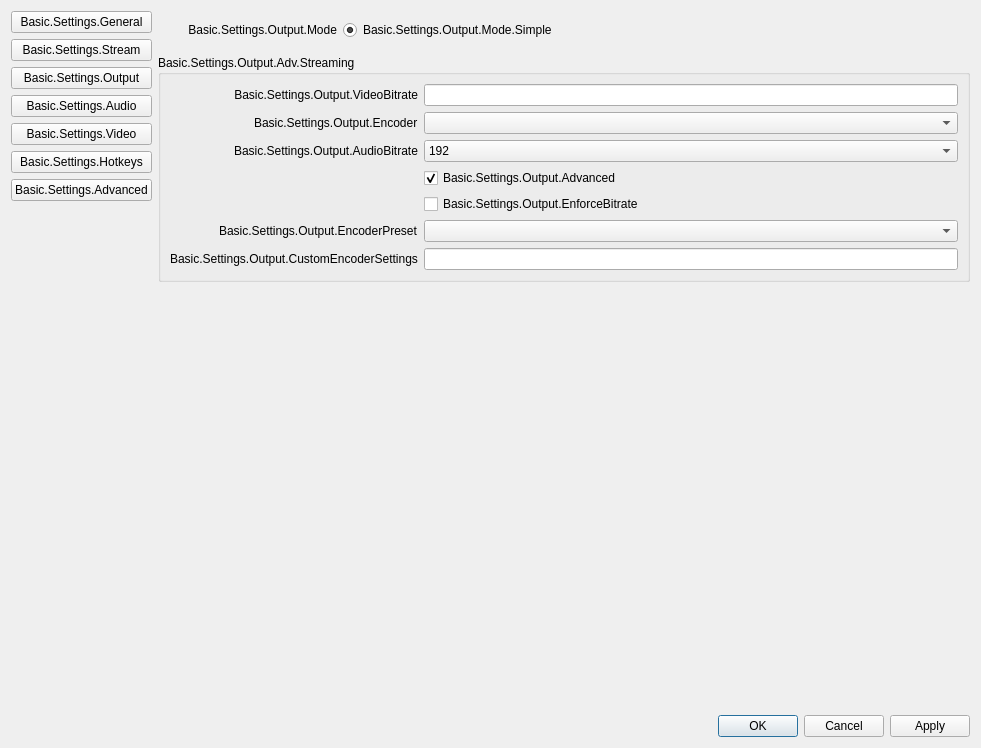
evercast/evercast-broadcaster-software, file UI/forms/OBSBasicSettings.ui: the form before one commit.
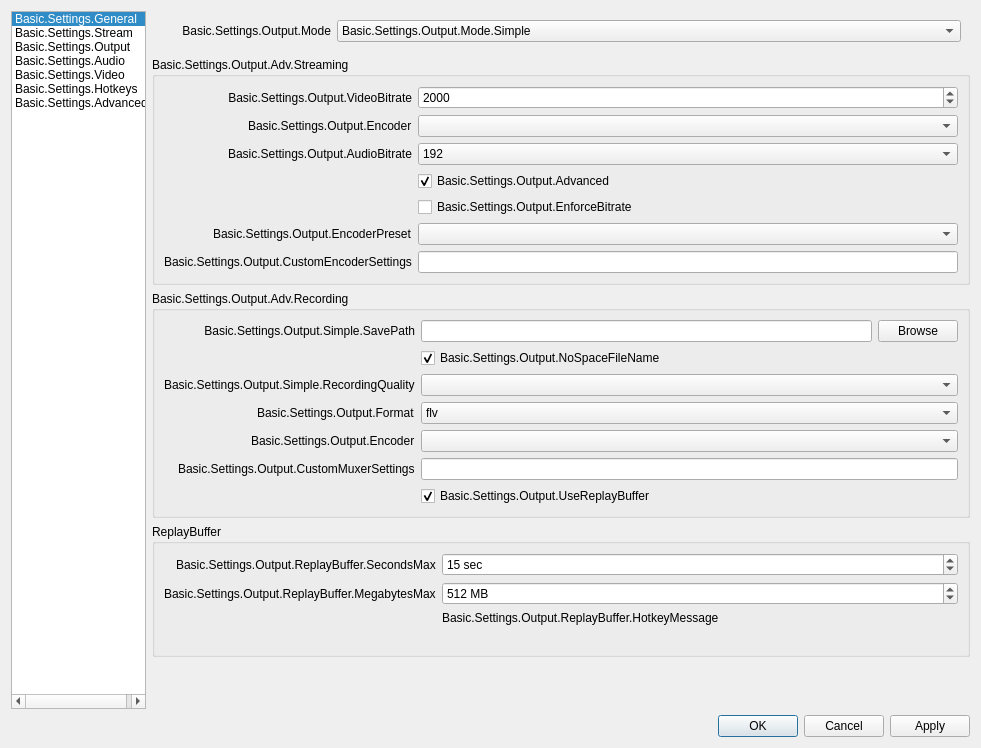
The form after the commit. The open tabs and pages were chosen to show the change. Icons and pictures are not drawn.

```diff
--- a/UI/forms/OBSBasicSettings.ui
+++ b/UI/forms/OBSBasicSettings.ui
@@ -28,165 +28,93 @@
   <layout class="QVBoxLayout" name="verticalLayout">
    <item>
     <layout class="QHBoxLayout" name="horizontalLayout">
-     <item>
-      <layout class="QVBoxLayout" name="verticalLayout_6">
+     <item alignment="Qt::AlignLeft">
+      <widget class="QListWidget" name="listWidget">
+       <property name="sizePolicy">
+        <sizepolicy hsizetype="Minimum" vsizetype="Expanding">
+         <horstretch>0</horstretch>
+         <verstretch>0</verstretch>
+        </sizepolicy>
+       </property>
+       <property name="maximumSize">
+        <size>
+         <width>135</width>
+         <height>16777215</height>
+        </size>
+       </property>
+       <property name="iconSize">
+        <size>
+         <width>32</width>
+         <height>32</height>
+        </size>
+       </property>
+       <property name="currentRow">
+        <number>0</number>
+       </property>
        <item>
-        <widget class="QPushButton" name="SettingsGeneralButton">
-         <property name="text">
-          <string>Basic.Settings.General</string>
-         </property>
-         <property name="icon">
-          <iconset resource="obs.qrc">
-           <normaloff>:/settings/images/settings/general.svg</normaloff>:/settings/images/settings/general.svg</iconset>
-         </property>
-         <property name="iconSize">
-          <size>
-           <width>32</width>
-           <height>32</height>
-          </size>
-         </property>
-         <attribute name="buttonGroup">
-          <string notr="true">basicSettingsButtonGroup</string>
-         </attribute>
-        </widget>
+        <property name="text">
+         <string>Basic.Settings.General</string>
+        </property>
+        <property name="icon">
+         <iconset resource="obs.qrc">
+          <normaloff>:/settings/images/settings/general.svg</normaloff>:/settings/images/settings/general.svg</iconset>
+        </property>
        </item>
        <item>
-        <widget class="QPushButton" name="SettingsStreamButton">
-         <property name="text">
-          <string>Basic.Settings.Stream</string>
-         </property>
-         <property name="icon">
-          <iconset resource="obs.qrc">
-           <normaloff>:/settings/images/settings/stream.svg</normaloff>:/settings/images/settings/stream.svg</iconset>
-         </property>
-         <property name="iconSize">
-          <size>
-           <width>32</width>
-           <height>32</height>
-          </size>
-         </property>
-         <attribute name="buttonGroup">
-          <string notr="true">basicSettingsButtonGroup</string>
-         </attribute>
-        </widget>
+        <property name="text">
+         <string>Basic.Settings.Stream</string>
+        </property>
+        <property name="icon">
+         <iconset resource="obs.qrc">
+          <normaloff>:/settings/images/settings/stream.svg</normaloff>:/settings/images/settings/stream.svg</iconset>
+        </property>
        </item>
        <item>
-        <widget class="QPushButton" name="SettingsOutputButton">
-         <property name="text">
-          <string>Basic.Settings.Output</string>
-         </property>
-         <property name="icon">
-          <iconset resource="obs.qrc">
-           <normaloff>:/settings/images/settings/output.svg</normaloff>:/settings/images/settings/output.svg</iconset>
-         </property>
-         <property name="iconSize">
-          <size>
-           <width>32</width>
-           <height>32</height>
-          </size>
-         </property>
-         <attribute name="buttonGroup">
-          <string notr="true">basicSettingsButtonGroup</string>
-         </attribute>
-        </widget>
+        <property name="text">
+         <string>Basic.Settings.Output</string>
+        </property>
+        <property name="icon">
+         <iconset resource="obs.qrc">
+          <normaloff>:/settings/images/settings/output.svg</normaloff>:/settings/images/settings/output.svg</iconset>
+        </property>
        </item>
        <item>
-        <widget class="QPushButton" name="SettingsAudioButton">
-         <property name="text">
-          <string>Basic.Settings.Audio</string>
-         </property>
-         <property name="icon">
-          <iconset resource="obs.qrc">
-           <normaloff>:/settings/images/settings/audio.svg</normaloff>:/settings/images/settings/audio.svg</iconset>
-         </property>
-         <property name="iconSize">
-          <size>
-           <width>32</width>
-           <height>32</height>
-          </size>
-         </property>
-         <attribute name="buttonGroup">
-          <string notr="true">basicSettingsButtonGroup</string>
-         </attribute>
-        </widget>
+        <property name="text">
+         <string>Basic.Settings.Audio</string>
+        </property>
+        <property name="icon">
+         <iconset resource="obs.qrc">
+          <normaloff>:/settings/images/settings/audio.svg</normaloff>:/settings/images/settings/audio.svg</iconset>
+        </property>
        </item>
        <item>
-        <widget class="QPushButton" name="SettingsVideoButton">
-         <property name="text">
-          <string>Basic.Settings.Video</string>
-         </property>
-         <property name="icon">
-          <iconset resource="obs.qrc">
-           <normaloff>:/settings/images/settings/video.svg</normaloff>:/settings/images/settings/video.svg</iconset>
-         </property>
-         <property name="iconSize">
-          <size>
-           <width>32</width>
-           <height>32</height>
-          </size>
-         </property>
-         <attribute name="buttonGroup">
-          <string notr="true">basicSettingsButtonGroup</string>
-         </attribute>
-        </widget>
+        <property name="text">
+         <string>Basic.Settings.Video</string>
+        </property>
+        <property name="icon">
+         <iconset resource="obs.qrc">
+          <normaloff>:/settings/images/settings/video.svg</normaloff>:/settings/images/settings/video.svg</iconset>
+        </property>
        </item>
        <item>
-        <widget class="QPushButton" name="SettingsHotkeysButton">
-         <property name="text">
-          <string>Basic.Settings.Hotkeys</string>
-         </property>
-         <property name="icon">
-          <iconset resource="obs.qrc">
-           <normaloff>:/settings/images/settings/hotkeys.svg</normaloff>:/settings/images/settings/hotkeys.svg</iconset>
-         </property>
-         <property name="iconSize">
-          <size>
-           <width>32</width>
-           <height>32</height>
-          </size>
-         </property>
-         <attribute name="buttonGroup">
-          <string notr="true">basicSettingsButtonGroup</string>
-         </attribute>
-        </widget>
+        <property name="text">
+         <string>Basic.Settings.Hotkeys</string>
+        </property>
+        <property name="icon">
+         <iconset resource="obs.qrc">
+          <normaloff>:/settings/images/settings/hotkeys.svg</normaloff>:/settings/images/settings/hotkeys.svg</iconset>
+        </property>
        </item>
        <item>
-        <widget class="QPushButton" name="SettingsAdvancedButton">
-         <property name="text">
-          <string>Basic.Settings.Advanced</string>
-         </property>
-         <property name="icon">
-          <iconset resource="obs.qrc">
-           <normaloff>:/settings/images/settings/advanced.svg</normaloff>:/settings/images/settings/advanced.svg</iconset>
-         </property>
-         <property name="iconSize">
-          <size>
-           <width>32</width>
-           <height>32</height>
-          </size>
-         </property>
-         <property name="shortcut">
-          <string>Ctrl+S, Ctrl+S, Ctrl+S, Ctrl+S</string>
-         </property>
-         <attribute name="buttonGroup">
-          <string notr="true">basicSettingsButtonGroup</string>
-         </attribute>
-        </widget>
+        <property name="text">
+         <string>Basic.Settings.Advanced</string>
+        </property>
+        <property name="icon">
+         <iconset resource="obs.qrc">
+          <normaloff>:/settings/images/settings/advanced.svg</normaloff>:/settings/images/settings/advanced.svg</iconset>
+        </property>
        </item>
-       <item>
-        <spacer name="verticalSpacer_3">
-         <property name="orientation">
-          <enum>Qt::Vertical</enum>
-         </property>
-         <property name="sizeHint" stdset="0">
-          <size>
-           <width>20</width>
-           <height>40</height>
-          </size>
-         </property>
-        </spacer>
-       </item>
-      </layout>
+      </widget>
      </item>
      <item>
       <widget class="QStackedWidget" name="settingsPages">
@@ -1301,7 +1229,7 @@
               <x>0</x>
               <y>0</y>
               <width>813</width>
-              <height>743</height>
+              <height>761</height>
              </rect>
             </property>
             <layout class="QVBoxLayout" name="verticalLayout_21">
@@ -1329,7 +1257,7 @@
                 <property name="fieldGrowthPolicy">
                  <enum>QFormLayout::AllNonFixedFieldsGrow</enum>
                 </property>
-                <item row="1" column="0">
+                <item row="0" column="0">
                  <widget class="QLabel" name="outputModeLabel">
                   <property name="minimumSize">
                    <size>
@@ -1345,17 +1273,30 @@
                   </property>
                  </widget>
                 </item>
-                <item row="1" column="1">
-                 <widget class="QRadioButton" name="simpleModeRadioButton">
-                  <property name="text">
-                   <string>Basic.Settings.Output.Mode.Simple</string>
-                  </property>
-                  <property name="checked">
+                <item row="0" column="1">
+                 <widget class="QComboBox" name="outputMode">
+                  <property name="enabled">
                    <bool>true</bool>
                   </property>
-                  <attribute name="buttonGroup">
-                   <string notr="true">outputModeButtonGroup</string>
-                  </attribute>
+                  <property name="sizePolicy">
+                   <sizepolicy hsizetype="Expanding" vsizetype="Fixed">
+                    <horstretch>0</horstretch>
+                    <verstretch>0</verstretch>
+                   </sizepolicy>
+                  </property>
+                  <property name="currentIndex">
+                   <number>0</number>
+                  </property>
+                  <item>
+                   <property name="text">
+                    <string>Basic.Settings.Output.Mode.Simple</string>
+                   </property>
+                  </item>
+                  <item>
+                   <property name="text">
+                    <string>Basic.Settings.Output.Mode.Adv</string>
+                   </property>
+                  </item>
                  </widget>
                 </item>
                </layout>
@@ -1418,9 +1359,15 @@
                      </widget>
                     </item>
                     <item row="0" column="1">
-                     <widget class="QLineEdit" name="simpleOutputVBitrate">
-                      <property name="enabled">
-                        <bool>true</bool>
+                     <widget class="QSpinBox" name="simpleOutputVBitrate">
+                      <property name="minimum">
+                       <number>200</number>
+                      </property>
+                      <property name="maximum">
+                       <number>1000000</number>
+                      </property>
+                      <property name="value">
+                       <number>2000</number>
                       </property>
                      </widget>
                     </item>
@@ -1550,6 +1497,248 @@
                       <property name="text">
                        <string>Basic.Settings.Output.Encoder</string>
                       </property>
+                      <property name="buddy">
+                       <cstring>simpleOutRecEncoder</cstring>
+                      </property>
+                     </widget>
+                    </item>
+                   </layout>
+                  </widget>
+                 </item>
+                 <item>
+                  <widget class="QGroupBox" name="simpleRecordingGroupBox">
+                   <property name="sizePolicy">
+                    <sizepolicy hsizetype="Preferred" vsizetype="Maximum">
+                     <horstretch>0</horstretch>
+                     <verstretch>0</verstretch>
+                    </sizepolicy>
+                   </property>
+                   <property name="title">
+                    <string>Basic.Settings.Output.Adv.Recording</string>
+                   </property>
+                   <layout class="QFormLayout" name="formLayout_6">
+                    <property name="fieldGrowthPolicy">
+                     <enum>QFormLayout::AllNonFixedFieldsGrow</enum>
+                    </property>
+                    <property name="labelAlignment">
+                     <set>Qt::AlignRight|Qt::AlignTrailing|Qt::AlignVCenter</set>
+                    </property>
+                    <item row="0" column="0">
+                     <widget class="QLabel" name="label_18">
+                      <property name="minimumSize">
+                       <size>
+                        <width>170</width>
+                        <height>0</height>
+                       </size>
+                      </property>
+                      <property name="text">
+                       <string>Basic.Settings.Output.Simple.SavePath</string>
+                      </property>
+                      <property name="alignment">
+                       <set>Qt::AlignRight|Qt::AlignTrailing|Qt::AlignVCenter</set>
+                      </property>
+                      <property name="buddy">
+                       <cstring>simpleOutputPath</cstring>
+                      </property>
+                     </widget>
+                    </item>
+                    <item row="0" column="1">
+                     <layout class="QHBoxLayout" name="horizontalLayout_5">
+                      <item>
+                       <widget class="QLineEdit" name="simpleOutputPath">
+                        <property name="enabled">
+                         <bool>true</bool>
+                        </property>
+                       </widget>
+                      </item>
+                      <item>
+                       <widget class="QPushButton" name="simpleOutputBrowse">
+                        <property name="enabled">
+                         <bool>true</bool>
+                        </property>
+                        <property name="text">
+                         <string>Browse</string>
+                        </property>
+                       </widget>
+                      </item>
+                     </layout>
+                    </item>
+                    <item row="1" column="1">
+                     <widget class="QCheckBox" name="simpleNoSpace">
+                      <property name="text">
+                       <string>Basic.Settings.Output.NoSpaceFileName</string>
+                      </property>
+                      <property name="checked">
+                       <bool>true</bool>
+                      </property>
+                     </widget>
+                    </item>
+                    <item row="2" column="0">
+                     <widget class="QLabel" name="label_26">
+                      <property name="text">
+                       <string>Basic.Settings.Output.Simple.RecordingQuality</string>
+                      </property>
+                      <property name="buddy">
+                       <cstring>simpleOutRecQuality</cstring>
+                      </property>
+                     </widget>
+                    </item>
+                    <item row="2" column="1">
+                     <widget class="QComboBox" name="simpleOutRecQuality"/>
+                    </item>
+                    <item row="3" column="0">
+                     <widget class="QLabel" name="simpleOutRecFormatLabel">
+                      <property name="text">
+                       <string>Basic.Settings.Output.Format</string>
+                      </property>
+                      <property name="buddy">
+                       <cstring>simpleOutRecFormat</cstring>
+                      </property>
+                     </widget>
+                    </item>
+                    <item row="3" column="1">
+                     <widget class="QComboBox" name="simpleOutRecFormat">
+                      <item>
+                       <property name="text">
+                        <string notr="true">flv</string>
+                       </property>
+                      </item>
+                      <item>
+                       <property name="text">
+                        <string notr="true">mp4</string>
+                       </property>
+                      </item>
+                      <item>
+                       <property name="text">
+                        <string notr="true">mov</string>
+                       </property>
+                      </item>
+                      <item>
+                       <property name="text">
+                        <string notr="true">mkv</string>
+                       </property>
+                      </item>
+                      <item>
+                       <property name="text">
+                        <string notr="true">ts</string>
+                       </property>
+                      </item>
+                      <item>
+                       <property name="text">
+                        <string notr="true">m3u8</string>
+                       </property>
+                      </item>
+                     </widget>
+                    </item>
+                    <item row="4" column="0">
+                     <widget class="QLabel" name="simpleOutRecEncoderLabel">
+                      <property name="text">
+                       <string>Basic.Settings.Output.Encoder</string>
+                      </property>
+                      <property name="buddy">
+                       <cstring>simpleOutRecEncoder</cstring>
+                      </property>
+                     </widget>
+                    </item>
+                    <item row="4" column="1">
+                     <widget class="QComboBox" name="simpleOutRecEncoder"/>
+                    </item>
+                    <item row="5" column="0">
+                     <widget class="QLabel" name="label_420">
+                      <property name="text">
+                       <string>Basic.Settings.Output.CustomMuxerSettings</string>
+                      </property>
+                      <property name="buddy">
+                       <cstring>simpleOutMuxCustom</cstring>
+                      </property>
+                     </widget>
+                    </item>
+                    <item row="5" column="1">
+                     <widget class="QLineEdit" name="simpleOutMuxCustom"/>
+                    </item>
+                    <item row="6" column="1">
+                     <widget class="QCheckBox" name="simpleReplayBuf">
+                      <property name="text">
+                       <string>Basic.Settings.Output.UseReplayBuffer</string>
+                      </property>
+                      <property name="checked">
+                       <bool>true</bool>
+                      </property>
+                     </widget>
+                    </item>
+                   </layout>
+                  </widget>
+                 </item>
+                 <item>
+                  <widget class="QGroupBox" name="replayBufferGroupBox">
+                   <property name="title">
+                    <string>ReplayBuffer</string>
+                   </property>
+                   <layout class="QFormLayout" name="formLayout_24">
+                    <property name="fieldGrowthPolicy">
+                     <enum>QFormLayout::AllNonFixedFieldsGrow</enum>
+                    </property>
+                    <property name="labelAlignment">
+                     <set>Qt::AlignRight|Qt::AlignTrailing|Qt::AlignVCenter</set>
+                    </property>
+                    <item row="0" column="0">
+                     <widget class="QLabel" name="label_35">
+                      <property name="text">
+                       <string>Basic.Settings.Output.ReplayBuffer.SecondsMax</string>
+                      </property>
+                     </widget>
+                    </item>
+                    <item row="0" column="1">
+                     <widget class="QSpinBox" name="simpleRBSecMax">
+                      <property name="suffix">
+                       <string notr="true"> sec</string>
+                      </property>
+                      <property name="minimum">
+                       <number>5</number>
+                      </property>
+                      <property name="maximum">
+                       <number>21600</number>
+                      </property>
+                      <property name="value">
+                       <number>15</number>
+                      </property>
+                     </widget>
+                    </item>
+                    <item row="1" column="0">
+                     <widget class="QLabel" name="simpleRBMegsMaxLabel">
+                      <property name="text">
+                       <string>Basic.Settings.Output.ReplayBuffer.MegabytesMax</string>
+                      </property>
+                     </widget>
+                    </item>
+                    <item row="1" column="1">
+                     <widget class="QSpinBox" name="simpleRBMegsMax">
+                      <property name="suffix">
+                       <string notr="true"> MB</string>
+                      </property>
+                      <property name="minimum">
+                       <number>20</number>
+                      </property>
+                      <property name="maximum">
+                       <number>8192</number>
+                      </property>
+                      <property name="value">
+                       <number>512</number>
+                      </property>
+                     </widget>
+                    </item>
+                    <item row="2" column="1">
+                     <widget class="QLabel" name="label_45">
+                      <property name="text">
+                       <string>Basic.Settings.Output.ReplayBuffer.HotkeyMessage</string>
+                      </property>
+                     </widget>
+                    </item>
+                    <item row="3" column="1">
+                     <widget class="QLabel" name="simpleRBEstimate">
+                      <property name="text">
+                       <string notr="true"/>
+                      </property>
                      </widget>
                     </item>
                    </layout>
```
Left out of the diff: 520 changed lines with no effect on the pictures.
